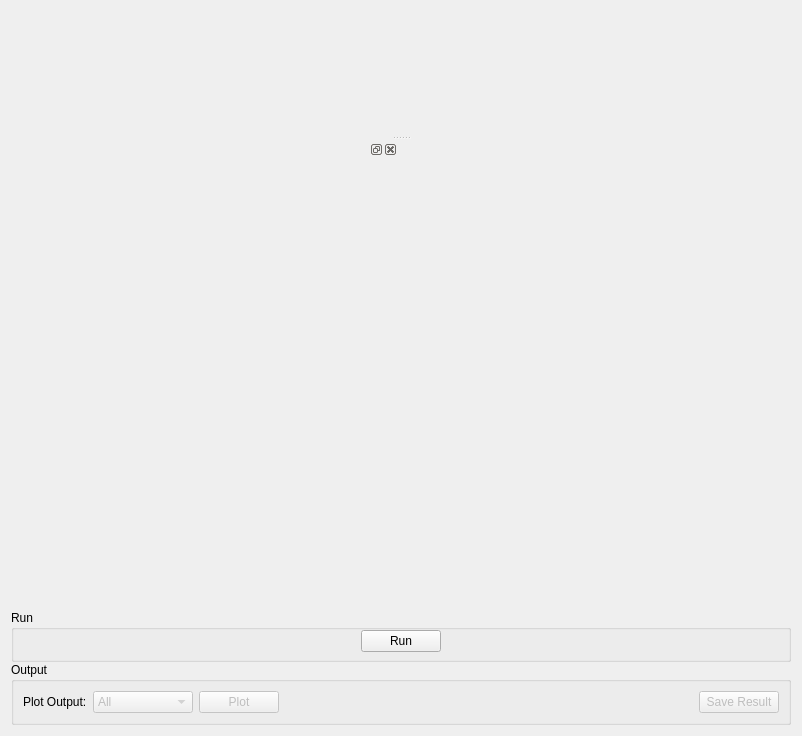
First picture: the form in qt/scientific_interfaces/Indirect/MSDFit.ui, repository mantidproject/mantid, before the edit.
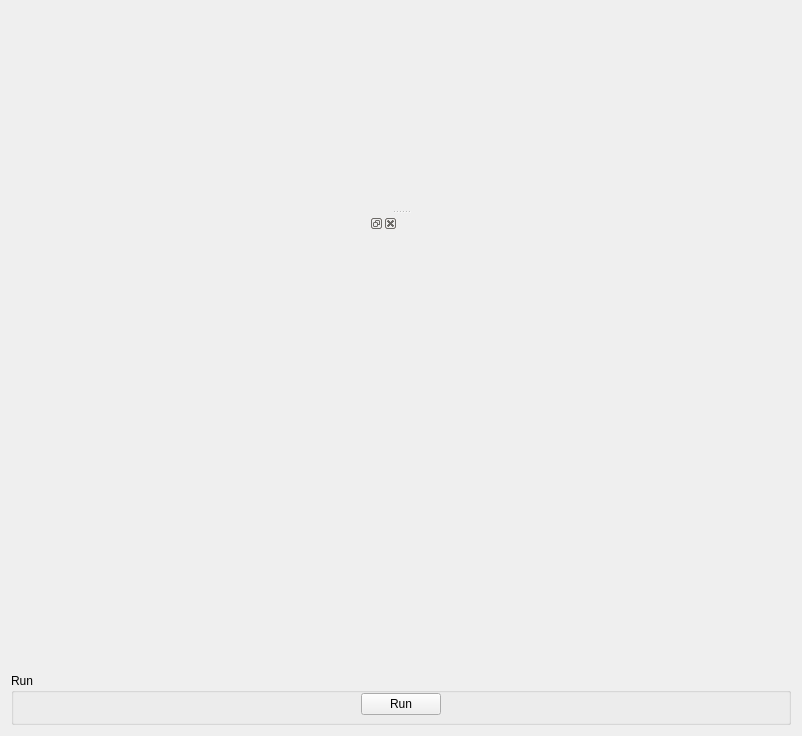
Second picture: the form after the edit. Custom widgets are drawn as their Qt base class.

```diff
--- a/qt/scientific_interfaces/Indirect/MSDFit.ui
+++ b/qt/scientific_interfaces/Indirect/MSDFit.ui
@@ -110,80 +110,7 @@
            </widget>
           </item>
           <item>
-           <widget class="QGroupBox" name="gbOutput">
-            <property name="title">
-             <string>Output</string>
-            </property>
-            <layout class="QHBoxLayout" name="horizontalLayout_8">
-             <item>
-              <widget class="QLabel" name="label">
-               <property name="text">
-                <string>Plot Output:</string>
-               </property>
-              </widget>
-             </item>
-             <item>
-              <widget class="QComboBox" name="cbPlotType">
-               <property name="enabled">
-                <bool>false</bool>
-               </property>
-               <property name="minimumSize">
-                <size>
-                 <width>100</width>
-                 <height>0</height>
-                </size>
-               </property>
-               <property name="maximumSize">
-                <size>
-                 <width>100</width>
-                 <height>16777215</height>
-                </size>
-               </property>
-               <item>
-                <property name="text">
-                 <string>All</string>
-                </property>
-               </item>
-              </widget>
-             </item>
-             <item>
-              <widget class="QPushButton" name="pbPlot">
-               <property name="enabled">
-                <bool>false</bool>
-               </property>
-               <property name="text">
-                <string>Plot</string>
-               </property>
-               <property name="checked">
-                <bool>false</bool>
-               </property>
-              </widget>
-             </item>
-             <item>
-              <spacer name="horizontalSpacer_1">
-               <property name="orientation">
-                <enum>Qt::Horizontal</enum>
-               </property>
-               <property name="sizeHint" stdset="0">
-                <size>
-                 <width>40</width>
-                 <height>20</height>
-                </size>
-               </property>
-              </spacer>
-             </item>
-             <item>
-              <widget class="QPushButton" name="pbSave">
-               <property name="enabled">
-                <bool>false</bool>
-               </property>
-               <property name="text">
-                <string>Save Result</string>
-               </property>
-              </widget>
-             </item>
-            </layout>
-           </widget>
+           <widget class="MantidQt::CustomInterfaces::IDA::IndirectFitOutputOptionsView" name="ovOutputOptionsView" native="true"/>
           </item>
          </layout>
         </widget>
@@ -219,6 +146,12 @@
    <header>IndirectFitDataView.h</header>
    <container>1</container>
   </customwidget>
+  <customwidget>
+   <class>MantidQt::CustomInterfaces::IDA::IndirectFitOutputOptionsView</class>
+   <extends>QWidget</extends>
+   <header>IndirectFitOutputOptionsView.h</header>
+   <container>1</container>
+  </customwidget>
  </customwidgets>
  <resources/>
  <connections/>
```
